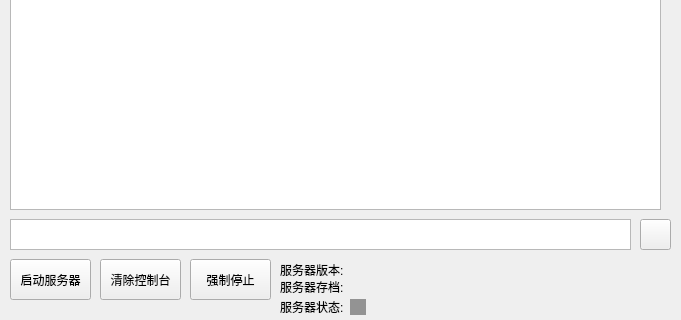
HuoHuas001/Phsebot3.0, file Library/UIs/BDSLog.ui: the form before one commit; both pictures show x 0 to 681 and y 231 to 551 of the 681 by 551 pixel window.
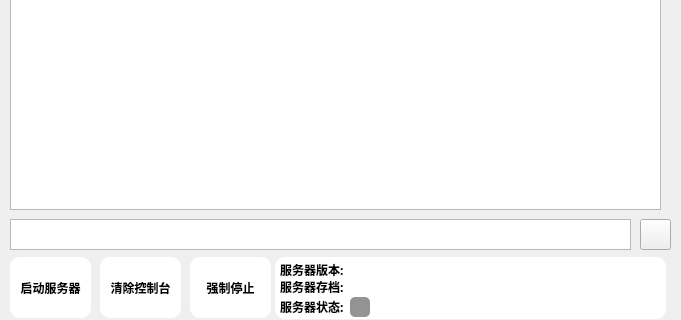
The form after the commit. Icons and pictures are not drawn.

What changed in the file:
```diff
--- a/Library/UIs/BDSLog.ui
+++ b/Library/UIs/BDSLog.ui
@@ -34,6 +34,9 @@
      <height>431</height>
     </rect>
    </property>
+   <property name="styleSheet">
+    <string notr="true"/>
+   </property>
   </widget>
   <widget class="QPushButton" name="RunCmd">
    <property name="geometry">
@@ -58,11 +61,23 @@
    <property name="geometry">
     <rect>
      <x>10</x>
-     <y>490</y>
+     <y>488</y>
      <width>81</width>
-     <height>41</height>
+     <height>61</height>
     </rect>
    </property>
+   <property name="font">
+    <font>
+     <family>HarmonyOS Sans SC</family>
+     <weight>75</weight>
+     <bold>true</bold>
+    </font>
+   </property>
+   <property name="styleSheet">
+    <string notr="true">border-radius:10px;
+padding:2px 4px;
+background-color:white;</string>
+   </property>
    <property name="text">
     <string>启动服务器</string>
    </property>
@@ -71,11 +86,25 @@
    <property name="geometry">
     <rect>
      <x>100</x>
-     <y>490</y>
+     <y>488</y>
      <width>81</width>
-     <height>41</height>
+     <height>61</height>
     </rect>
    </property>
+   <property name="font">
+    <font>
+     <family>HarmonyOS Sans SC</family>
+     <weight>75</weight>
+     <bold>true</bold>
+    </font>
+   </property>
+   <property name="styleSheet">
+    <string notr="true">border-radius:10px;
+padding:2px 4px;
+background-color:white;
+
+</string>
+   </property>
    <property name="text">
     <string>清除控制台</string>
    </property>
@@ -84,11 +113,25 @@
    <property name="geometry">
     <rect>
      <x>190</x>
-     <y>490</y>
+     <y>488</y>
      <width>81</width>
-     <height>41</height>
+     <height>61</height>
     </rect>
    </property>
+   <property name="font">
+    <font>
+     <family>HarmonyOS Sans SC</family>
+     <weight>75</weight>
+     <bold>true</bold>
+    </font>
+   </property>
+   <property name="styleSheet">
+    <string notr="true">border-radius:10px;
+padding:2px 4px;
+background-color:white;
+
+</string>
+   </property>
    <property name="text">
     <string>强制停止</string>
    </property>
@@ -102,6 +145,9 @@
      <height>31</height>
     </rect>
    </property>
+   <property name="styleSheet">
+    <string notr="true"/>
+   </property>
   </widget>
   <widget class="QLabel" name="ServerVersion">
    <property name="geometry">
@@ -112,6 +158,13 @@
      <height>21</height>
     </rect>
    </property>
+   <property name="font">
+    <font>
+     <family>HarmonyOS Sans SC</family>
+     <weight>75</weight>
+     <bold>true</bold>
+    </font>
+   </property>
    <property name="text">
     <string>服务器版本:</string>
    </property>
@@ -125,6 +178,13 @@
      <height>16</height>
     </rect>
    </property>
+   <property name="font">
+    <font>
+     <family>HarmonyOS Sans SC</family>
+     <weight>75</weight>
+     <bold>true</bold>
+    </font>
+   </property>
    <property name="text">
     <string>服务器存档:</string>
    </property>
@@ -138,26 +198,57 @@
      <height>16</height>
     </rect>
    </property>
+   <property name="font">
+    <font>
+     <family>HarmonyOS Sans SC</family>
+     <weight>75</weight>
+     <bold>true</bold>
+    </font>
+   </property>
    <property name="text">
     <string>服务器状态:</string>
    </property>
   </widget>
-  <widget class="QLabel" name="StateBlock">
+  <widget class="QWidget" name="bg" native="true">
+   <property name="geometry">
+    <rect>
+     <x>275</x>
+     <y>488</y>
+     <width>391</width>
+     <height>62</height>
+    </rect>
+   </property>
+   <property name="styleSheet">
+    <string notr="true">background-color:rgb(255, 255, 255);
+border-radius:10px;</string>
+   </property>
+  </widget>
+  <widget class="QWidget" name="StateBlock" native="true">
    <property name="geometry">
     <rect>
      <x>350</x>
-     <y>530</y>
-     <width>16</width>
-     <height>16</height>
+     <y>528</y>
+     <width>20</width>
+     <height>20</height>
     </rect>
    </property>
    <property name="styleSheet">
-    <string notr="true">background-color:rgb(147, 147, 147)</string>
-   </property>
-   <property name="text">
-    <string/>
+    <string notr="true">border-radius:5px;
+padding:2px 4px;
+background-color:rgb(147,147,147);</string>
    </property>
   </widget>
+  <zorder>bg</zorder>
+  <zorder>BDSLogs</zorder>
+  <zorder>RunCmd</zorder>
+  <zorder>pushButton</zorder>
+  <zorder>pushButton_2</zorder>
+  <zorder>pushButton_3</zorder>
+  <zorder>InputCmd</zorder>
+  <zorder>ServerVersion</zorder>
+  <zorder>ServerWorld</zorder>
+  <zorder>ServerState</zorder>
+  <zorder>StateBlock</zorder>
  </widget>
  <resources>
   <include location="../../image.qrc"/>
```
